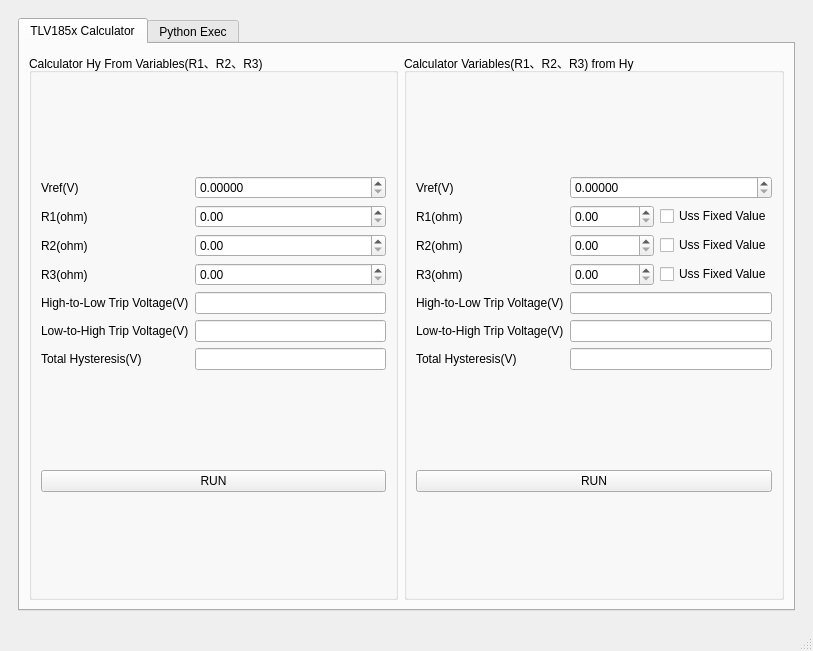
First picture: the form in main.ui, repository SoDebug/InteractiveHtmlBom2.0, before the edit.
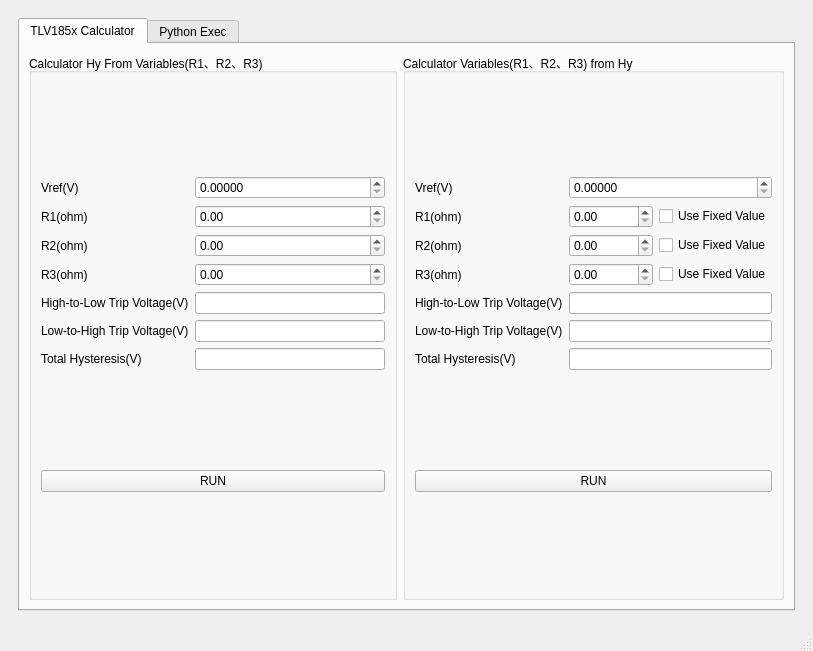
Second picture: the form after the edit. The open tabs and pages were chosen to show the change. Icons and pictures are not drawn.

Commit message: fix: strings errors

Diff of the .ui file:
```diff
--- a/main.ui
+++ b/main.ui
@@ -620,21 +620,21 @@
                  <item row="1" column="2">
                   <widget class="QCheckBox" name="checkBox_CalculatorVar_r1">
                    <property name="text">
-                    <string>Uss Fixed Value</string>
+                    <string>Use Fixed Value</string>
                    </property>
                   </widget>
                  </item>
                  <item row="2" column="2">
                   <widget class="QCheckBox" name="checkBox_CalculatorVar_r2">
                    <property name="text">
-                    <string>Uss Fixed Value</string>
+                    <string>Use Fixed Value</string>
                    </property>
                   </widget>
                  </item>
                  <item row="3" column="2">
                   <widget class="QCheckBox" name="checkBox_CalculatorVar_r3">
                    <property name="text">
-                    <string>Uss Fixed Value</string>
+                    <string>Use Fixed Value</string>
                    </property>
                   </widget>
                  </item>
```
The commit also changes 1 other file.
